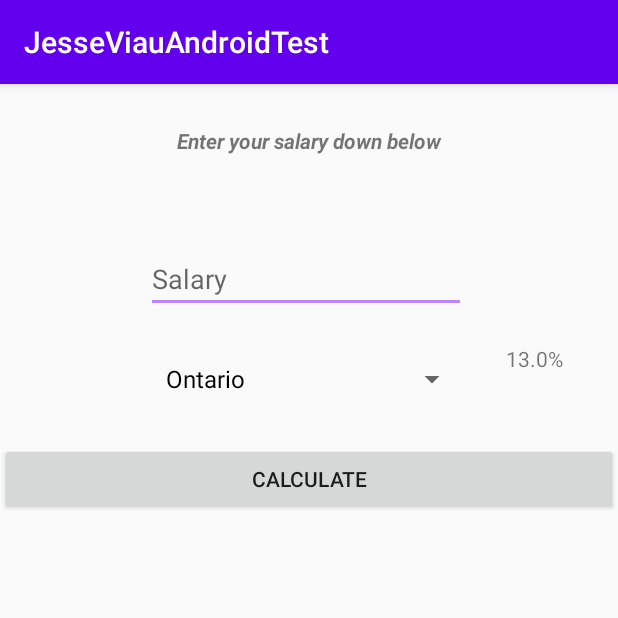
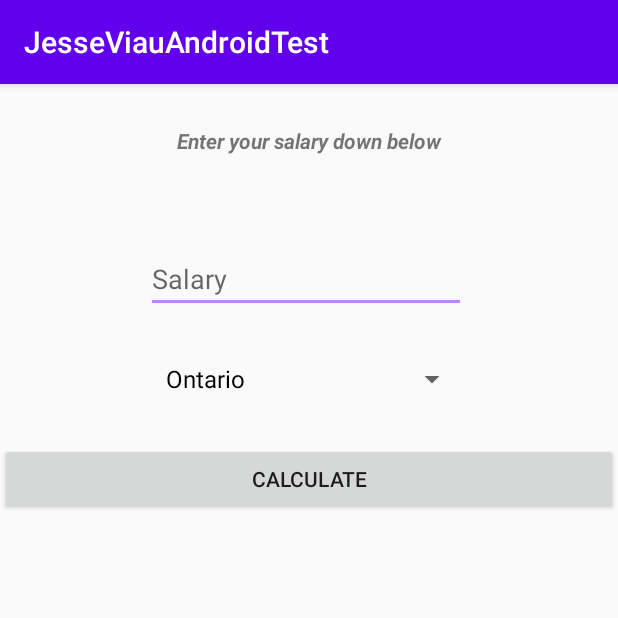
Before and after one commit to jveo/Finance-App, an Android app: the fragment IncomeTaxCalculatorFragment shown on its own in the app's theme, on a phone screen of 412 x 824 dp, the top half of it. Run offline under Robolectric (Android 15) with nearby library versions, the phone set to English and light mode, and no system bars; 2 statements that could not run were skipped.

Commit message:
updated takehomepay calc

```diff
--- a/app/src/main/java/com/example/jesseviauandroidtest/fragments/listViewFragment.java
+++ b/app/src/main/java/com/example/jesseviauandroidtest/fragments/listViewFragment.java
@@ -82,8 +82,8 @@ public class listViewFragment extends Fragment {
         answer = view.findViewById(R.id.description);
         ArrayList<listViewItem> listViewItemArrayList = new ArrayList<>();
         listViewItemArrayList.add(new listViewItem( "A credit score is a numeric rating creditors use to assess borrower risk in making lending decisions. The most commonly used credit score is from FICO. This rating is defined by how much debt you have, whether you pay your bills on time, how many credit cards you have and any unpaid bills, among other factors.", "What’s a Credit Score?"));
-        listViewItemArrayList.add(new listViewItem("A 401(k) is a retirement plan offered by an employer that allows you to take a percentage of your paycheck (you decide how much) and put it aside for your retirement. This money usually gets invested on your behalf in a variety of stocks and bonds so that your money can create more money. You choose your investments, either directly or by picking a mix that reflects how much risk you’re comfortable with. The money that goes into your 401(k) is taken from your paycheck before taxes, reducing your taxable income.", "What Is a 401(k)?"));
-        listViewItemArrayList.add(new listViewItem("IRA is an acronym for a section of the IRS Code, “Individual Retirement Arrangement” or “Individual Retirement Account” — a place to put money away for retirement that will be then invested for you.","What Is an IRA?"));
+        listViewItemArrayList.add(new listViewItem("A RRSP is a retirement plan offered by an employer that allows you to take a percentage of your paycheck (you decide how much) and put it aside for your retirement. This money usually gets invested on your behalf in a variety of stocks and bonds so that your money can create more money. You choose your investments, either directly or by picking a mix that reflects how much risk you’re comfortable with. The money that goes into your 401(k) is taken from your paycheck before taxes, reducing your taxable income.", "What Is a RRSP?"));
+        listViewItemArrayList.add(new listViewItem("TFSA is an acronym for a section of the IRS Code, “Individual Retirement Arrangement” or “Individual Retirement Account” — a place to put money away for retirement that will be then invested for you.","What Is an TFSA?"));
         listViewItemArrayList.add(new listViewItem("APR is an acronym for “annual percentage rate.” It primarily matters if you plan on not paying off your credit card bill every month. APR is the interest rate you will be charged on any amount you did not pay in full from your last statement balance.","What Is APR? How Do Interest Rates Work?"));
         listViewItemArrayList.add(new listViewItem("The answer to this question varies depending on your circumstances. While there are some general, personal questions to ask yourself when assessing which debts are worth it, only you can really determine whether your debt is good or bad.", "What Is ‘Good Debt’?"));
         listViewItemArrayList.add(new listViewItem("That’s up to you. What’s your current credit score? And how responsible have you been with the credit cards you already have? Having an assortment of cards could strengthen your credit score, but having too many could be asking for trouble.", "How Many Credit Cards Should I Have?"));
--- a/app/src/main/res/layout/fragment_income_tax_calculator.xml
+++ b/app/src/main/res/layout/fragment_income_tax_calculator.xml
@@ -19,17 +19,6 @@
         android:inputType="number"
         />
 
-
-    <TextView
-        android:id="@+id/taxPercent"
-        android:layout_width="84dp"
-        android:layout_height="38dp"
-        android:layout_alignParentStart="true"
-        android:layout_alignParentTop="true"
-        android:layout_marginStart="314dp"
-        android:layout_marginTop="173dp"
-        android:text="TextView"
-        android:textAlignment="center" />
 
     <EditText
         android:id="@+id/salaryInput"
--- a/app/src/main/res/values/strings.xml
+++ b/app/src/main/res/values/strings.xml
@@ -37,7 +37,7 @@
 
     //PERSONAL INFORMATION
     <string name="name">Jesse Viau</string>
-    <string name="email">FinancialEd@gmail.com</string>
+    <string name="email">info@Financial.edu</string>
     <string name="phoneButton">PHONE</string>
     <string name="emailButton">EMAIL</string>
     <string name="textButton">TEXT</string>
```
